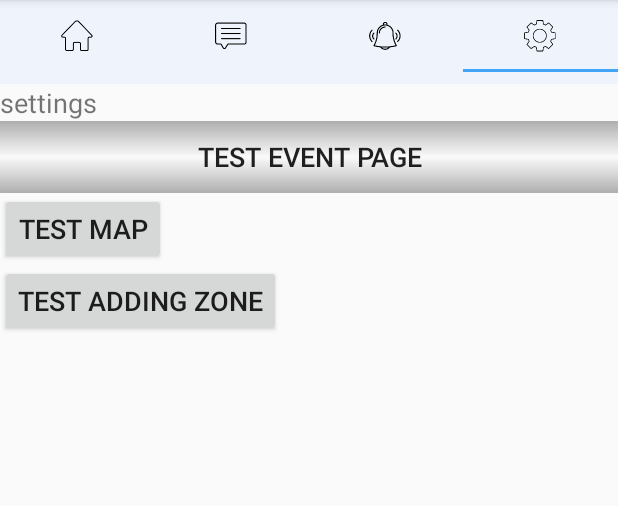
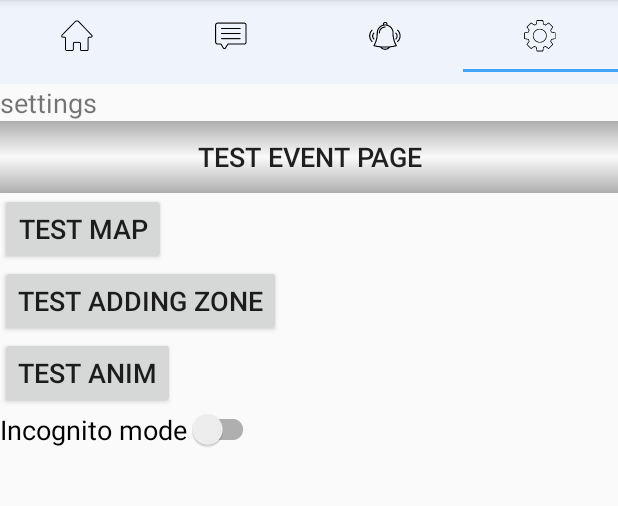
Before and after one commit to andyalbert/GPFrontEnd, an Android app: the screen it shows after launch (MainUserActivity), tab 4 chosen, on a phone screen of 412 x 824 dp, the part 84-590 px from its top. Run offline under Robolectric (Android 15) with nearby library versions, the phone set to English and light mode, and no system bars; our stand-ins replace ButterKnife, Volley; pictures from the network do not load.

Commit message:
added incognito mode, start adding transitions

```diff
--- a/app/src/main/java/com/project/locateme/mainViews/MainUserActivity.java
+++ b/app/src/main/java/com/project/locateme/mainViews/MainUserActivity.java
@@ -81,16 +81,16 @@ public class MainUserActivity extends AppCompatActivity {
     @Override
     protected void onStart() {
         super.onStart();
-//        // TODO: 1/27/2017 remove this from here and insert it in the after login activity so it got fixed every time
-//        // this is used to set the not enabled broadcast receiver of the updating user location into true
-//        PackageManager pm  = MainUserActivity.this.getPackageManager();
-//        ComponentName componentName = new ComponentName(MainUserActivity.this, GPSAndInternetStateChangeReceiver.class);
-//        pm.setComponentEnabledSetting(componentName,PackageManager.COMPONENT_ENABLED_STATE_ENABLED,
-//                PackageManager.DONT_KILL_APP);
-//
-//        //// TODO: 1/28/2017 transfer this to login
-//        SharedPreferences preferences = getSharedPreferences(getResources().getString(R.string.shared_preferences_name), MODE_PRIVATE);
-//        preferences.edit().putString(getString(R.string.user_id), "1");//// TODO: 1/28/2017 this id is static for testing
-//        preferences.edit().putString(getString(R.string.user_password), "00000000").apply(); //// TODO: 1/28/2017 also static, must be changed
+        // TODO: 1/27/2017 remove this from here and insert it in the after login activity so it got fixed every time
+        // this is used to set the not enabled broadcast receiver of the updating user location into true
+        PackageManager pm  = MainUserActivity.this.getPackageManager();
+        ComponentName componentName = new ComponentName(MainUserActivity.this, GPSAndInternetStateChangeReceiver.class);
+        pm.setComponentEnabledSetting(componentName,PackageManager.COMPONENT_ENABLED_STATE_ENABLED,
+                PackageManager.DONT_KILL_APP);
+
+        //// TODO: 1/28/2017 transfer this to login
+        SharedPreferences preferences = getSharedPreferences(getResources().getString(R.string.shared_preferences_name), MODE_PRIVATE);
+        preferences.edit().putString(getString(R.string.user_id), "1");//// TODO: 1/28/2017 this id is static for testing
+        preferences.edit().putString(getString(R.string.user_password), "00000000").apply(); //// TODO: 1/28/2017 also static, must be changed
     }
 }
--- /dev/null
+++ b/app/src/main/res/anim/enter_back_pressed.xml
@@ -0,0 +1,4 @@
+<?xml version="1.0" encoding="utf-8"?>
+<set xmlns:android="http://schemas.android.com/apk/res/android" android:duration="500" android:shareInterpolator="@android:anim/accelerate_interpolator">
+    <translate android:fromXDelta="-100%p" android:toXDelta="0" />
+</set>
--- /dev/null
+++ b/app/src/main/res/anim/exit_back_pressed.xml
@@ -0,0 +1,4 @@
+<?xml version="1.0" encoding="utf-8"?>
+<set xmlns:android="http://schemas.android.com/apk/res/android" android:duration="500">
+    <translate android:fromXDelta="0" android:toXDelta="100%p" />
+</set>
--- /dev/null
+++ b/app/src/main/res/drawable/list_item_shape.xml
@@ -0,0 +1,5 @@
+<?xml version="1.0" encoding="utf-8"?>
+<shape xmlns:android="http://schemas.android.com/apk/res/android">
+    <corners android:radius="4dp"/>
+    <solid android:color="@color/white"/>
+</shape>
--- a/app/src/main/res/layout/fragment_home.xml
+++ b/app/src/main/res/layout/fragment_home.xml
@@ -105,6 +105,9 @@
             android:layout_below="@id/fragment_home_event_text"
             android:id="@+id/fragment_home_events_list"
             android:scrollbars="none"
+            android:dividerHeight="3dp"
+            android:layout_marginLeft="2dp"
+            android:layout_marginRight="2dp"
             />
         <!--
         <android.support.v7.widget.RecyclerView
--- a/app/src/main/res/layout/fragment_settings.xml
+++ b/app/src/main/res/layout/fragment_settings.xml
@@ -28,4 +28,16 @@
         android:text="test adding zone"
         android:id="@+id/map_button"
         />
+    <Button
+        android:layout_width="wrap_content"
+        android:layout_height="wrap_content"
+        android:text="test anim"
+        android:id="@+id/test_anim"/>
+    <android.support.v7.widget.SwitchCompat
+        android:layout_width="wrap_content"
+        android:layout_height="wrap_content"
+        android:text="Incognito mode"
+        android:id="@+id/fragment_settings_switch_incognito"
+        />
+
 </LinearLayout>
--- a/app/src/main/res/values/styles.xml
+++ b/app/src/main/res/values/styles.xml
@@ -7,7 +7,8 @@
         <item name="colorPrimaryDark">@color/colorPrimaryDark</item>
         <item name="colorAccent">@color/colorAccent</item>
         <item name="android:textSize">@dimen/text_size</item>
-    </style>
+
+</style>
 
     <style name="LoginActivityAppTheme" parent="@style/AppTheme">
         <item name="windowActionBar">false</item>
```
Also changed, not shown: app/src/main/AndroidManifest.xml (+10 -4 lines), app/src/main/java/com/project/locateme/HolderActivity.java (+7 -1 lines), app/src/main/java/com/project/locateme/customViews/testActivity.java (added, +32 -0 lines), app/src/main/java/com/project/locateme/mainViews/SettingsFragment.java (+28 -0 lines), app/src/main/res/anim/test.xml (added, +8 -0 lines), app/src/main/res/layout/list_item_event.xml (+5 -3 lines), app/src/main/res/layout/test_transition.xml (added, +12 -0 lines), app/src/main/java/com/project/locateme/googleMap/AddZoneFragment.java (line endings or trailing spaces).
